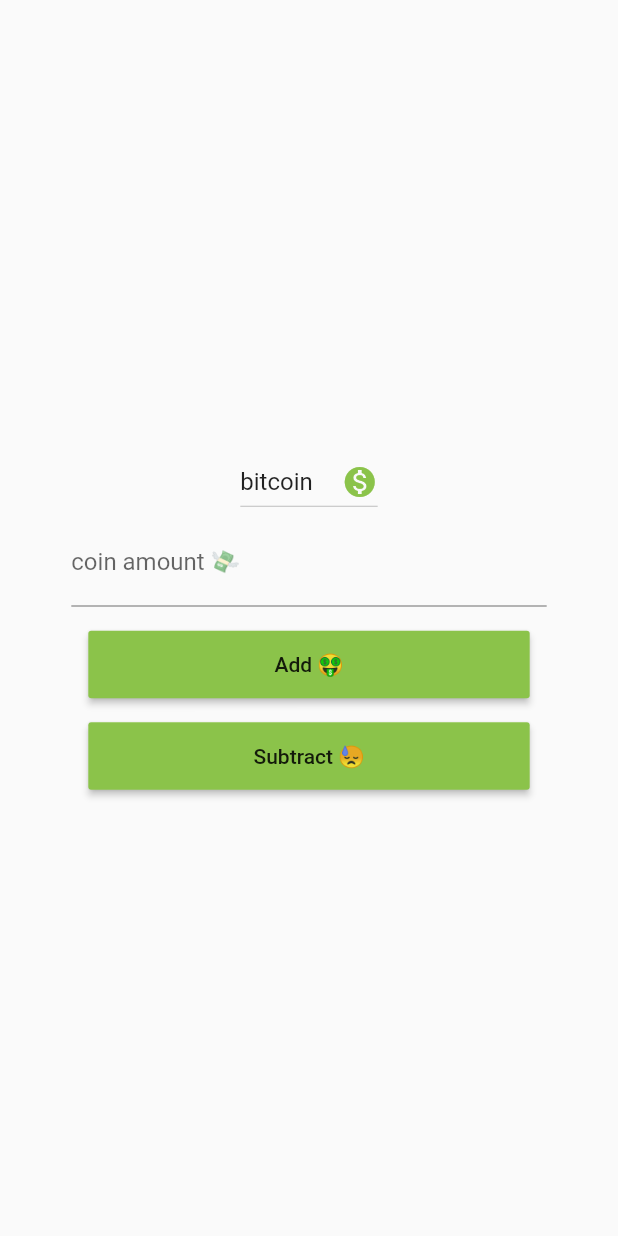
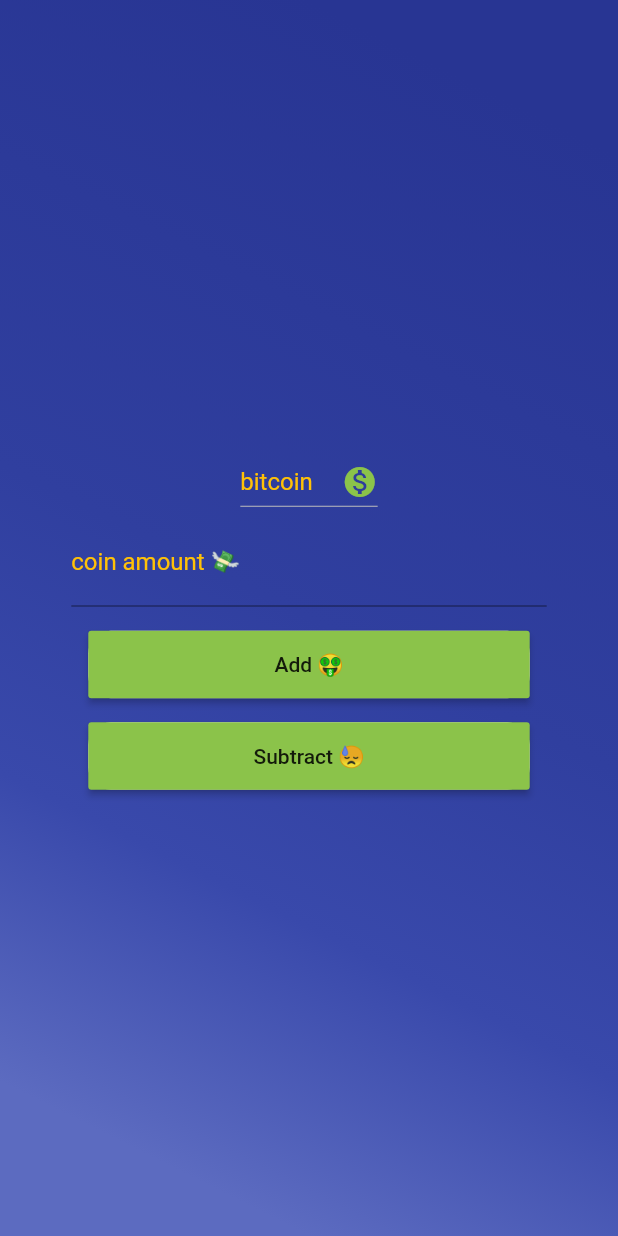
Before and after one commit to Chinmay5767/crypto-pocket, a Flutter app: the HomeView screen opened directly, after a tap on the "add" icon, on a phone screen of 412 x 824 dp. Run offline on Flutter 3.47's test engine with Material 2 defaults, Android fonts, the phone set to English and light mode, and no system bars; our stand-ins replace cloud_firestore, firebase_auth, firebase_core, fluttertoast; accounts and stored records are empty; network calls fail.

Commit message:
ui changed

```diff
--- a/lib/main.dart
+++ b/lib/main.dart
@@ -19,7 +19,7 @@ class MyApp extends StatelessWidget {
   Widget build(BuildContext context) {
     return MaterialApp(
       title: 'Crypto Wallet',
-      home: AddView(),
+      home: Authentication(),
     );
   }
 }
--- a/lib/ui/add_view.dart
+++ b/lib/ui/add_view.dart
@@ -25,19 +25,38 @@ class _AddViewState extends State<AddView> {
 
   @override
   Widget build(BuildContext context) {
-
+    FocusNode myFocusNode = new FocusNode();
     return Material(
+            child: Container(
+                    decoration: BoxDecoration(
+        // Box decoration takes a gradient
+        gradient: LinearGradient(
+          // Where the linear gradient begins and ends
+          begin: Alignment.topRight,
+          end: Alignment.bottomLeft,
+          // Add one stop for each color. Stops should increase from 0 to 1
+          stops: [0.1, 0.5, 0.7, 0.9],
+          colors: [
+            // Colors are easy thanks to Flutter's Colors class.
+           Color.fromARGB(255, 40, 53, 147),
+            Color.fromARGB(255, 48, 63, 159),
+            Color.fromARGB(255, 57, 73, 171),
+            Color.fromARGB(255, 92, 107, 192),
+          ],
+        ),
+      ),
               child: Column(
           mainAxisAlignment: MainAxisAlignment.center,
           children: [
               DropdownButton(
-
+               dropdownColor: Colors.indigo,
                 icon: Icon(
                   Icons.monetization_on,
                   color: Colors.lightGreen,
                 ),
                 value: dropValue,
               focusColor: Colors.lightGreen,
+
                  onChanged: (String? value) {
                   setState(() {
                     dropValue = value;
@@ -48,8 +67,12 @@ class _AddViewState extends State<AddView> {
                   return DropdownMenuItem(
                      child: Container(
 
-                    child: Text(value),
+                      child: Text(value,
+                      style: TextStyle(
+                        color: Colors.amber
+                      ),),
                       padding:EdgeInsets.fromLTRB(0.0, 0.0, 0.0, 0.5) ,
+
 
                       ),
                     value: value,
@@ -62,10 +85,18 @@ class _AddViewState extends State<AddView> {
               Container(
                 width: MediaQuery.of(context).size.width / 1.3,
                 child: TextFormField(
+                  style: TextStyle(
+                    color: Colors.amber,
+                  ) ,
                   controller: _amountController,
                   decoration: InputDecoration(
+
                     labelText: "coin amount 💸",
-                  fillColor: Colors.lightGreen,
+                    labelStyle: TextStyle(
+        color: myFocusNode.hasFocus ? Colors.yellowAccent : Colors.amber
+      )
+
+
                   ),
 
                 ),
@@ -105,13 +136,16 @@ class _AddViewState extends State<AddView> {
                     await subtractCoin(dropValue, _amountController.text);
                     Navigator.of(context).pop();
                   },
-                child: Text("Subtract 😓"),
+                  child: Text("Subtract 😓",
+                  selectionColor: Colors.purple,),
+
                   color: Colors.lightGreen,
                 ),
 
               ),
           ],
         ),
+            ),
 
     );
   }
--- a/lib/ui/authentication.dart
+++ b/lib/ui/authentication.dart
@@ -1,7 +1,7 @@
 // ignore_for_file: non_constant_identifier_names
 
 import 'package:flutter/material.dart';
-
+import 'package:fluttertoast/fluttertoast.dart';
 import '../net/flutterfire_function.dart';
 import 'package:crypto_pocket/ui/homeView.dart';
 
@@ -20,12 +20,16 @@ class _AuthenticationState extends State<Authentication> {
   @override
   Widget build(BuildContext context) {
     return Scaffold(
+      appBar: AppBar(
+        title: Text("Crypto Pocket"),
+        centerTitle: true,
+      ),
       body: Container(
           width: MediaQuery.of(context).size.width,
           height: MediaQuery.of(context).size.height,
           // ignore: prefer_const_constructors
           decoration: BoxDecoration(
-            color: Colors.grey,
+            color: Colors.tealAccent,
           ),
           child: Flexible(
             child: Column(
--- a/lib/ui/homeView.dart
+++ b/lib/ui/homeView.dart
@@ -90,7 +90,7 @@ class _HomeViewState extends State<HomeView> {
                               style: TextStyle(color: Colors.white),
                             ),
                             Text(
-                              "\$${getValues(document.id, (document.data() as Map?)?['Amount'])?.toStringAsFixed(2)}",
+                              "\₹${getValues(document.id, (document.data() as Map?)?['Amount'])?.toStringAsFixed(2)}",
                               style: TextStyle(color: Colors.white),
                             ),
                             IconButton(
--- a/pubspec.yaml
+++ b/pubspec.yaml
@@ -47,6 +47,7 @@ dependencies:
   cupertino_icons: ^1.0.2
   custom_dropdown: ^0.0.2
   simple_animations: ^5.0.0+3
+  fluttertoast: ^8.1.2
 
 
 dev_dependencies:
```
Also changed, not shown: pubspec.lock. Lines whose indentation alone changed are shown as unchanged.
